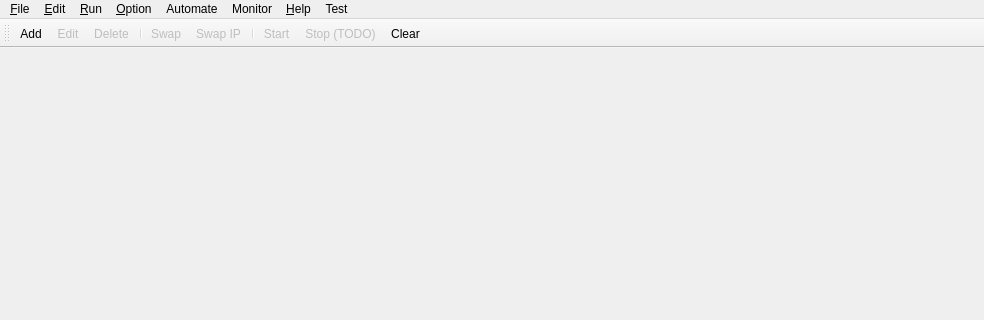
Qt form qiperfc/src/qiperfc.ui (coolshou/qiperf) before a commit; both pictures show x 0 to 984 and y 0 to 320 of the 984 by 674 pixel window.
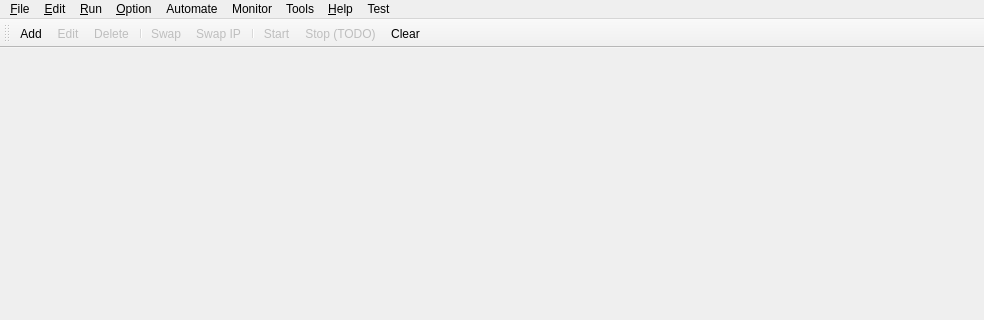
The same form after that commit. Icons and pictures are not drawn.

Diff of the .ui file:
```diff
--- a/qiperfc/src/qiperfc.ui
+++ b/qiperfc/src/qiperfc.ui
@@ -136,12 +136,19 @@
     <addaction name="actionSimple"/>
     <addaction name="actionMacro"/>
    </widget>
+   <widget class="QMenu" name="menuTools">
+    <property name="title">
+     <string>Tools</string>
+    </property>
+    <addaction name="actionGPScalc"/>
+   </widget>
    <addaction name="menuFile"/>
    <addaction name="menuEdit"/>
    <addaction name="menuRun"/>
    <addaction name="menuOption"/>
    <addaction name="menuAutomate"/>
    <addaction name="menuMonitor"/>
+   <addaction name="menuTools"/>
    <addaction name="menuHelp"/>
    <addaction name="menuTest"/>
   </widget>
```
Left out of the diff: 9 changed lines with no effect on the pictures.
